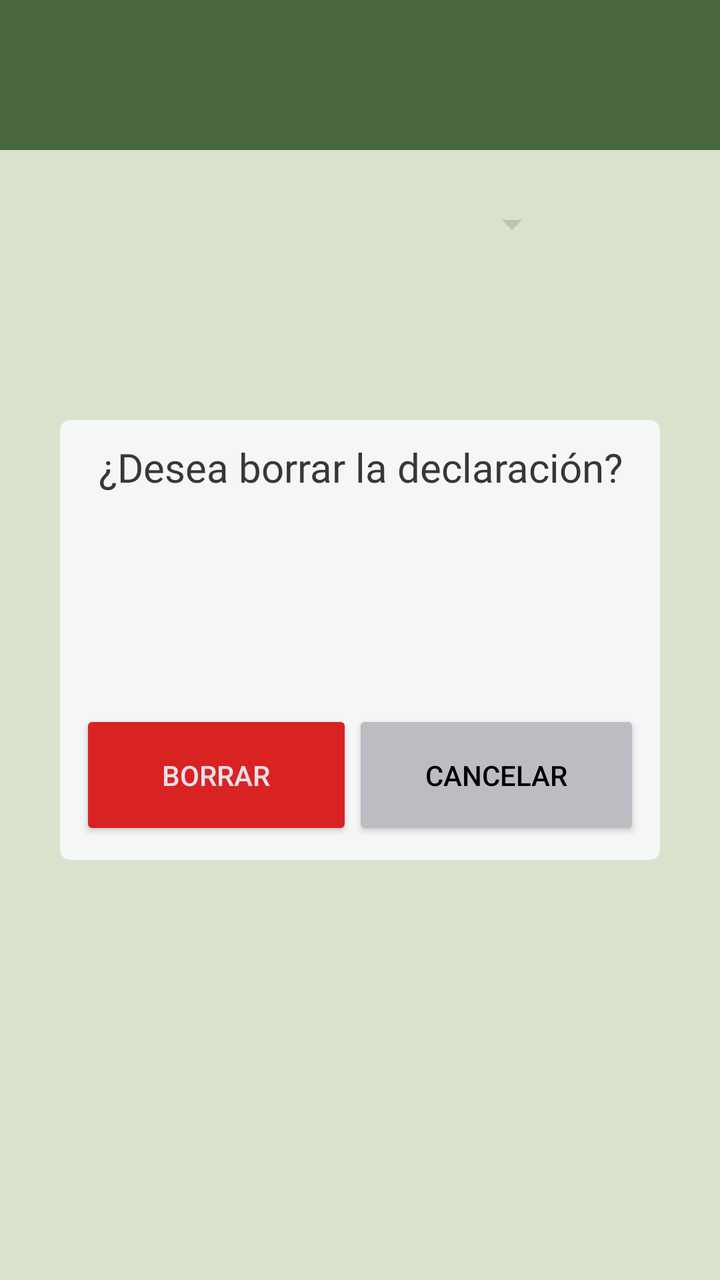
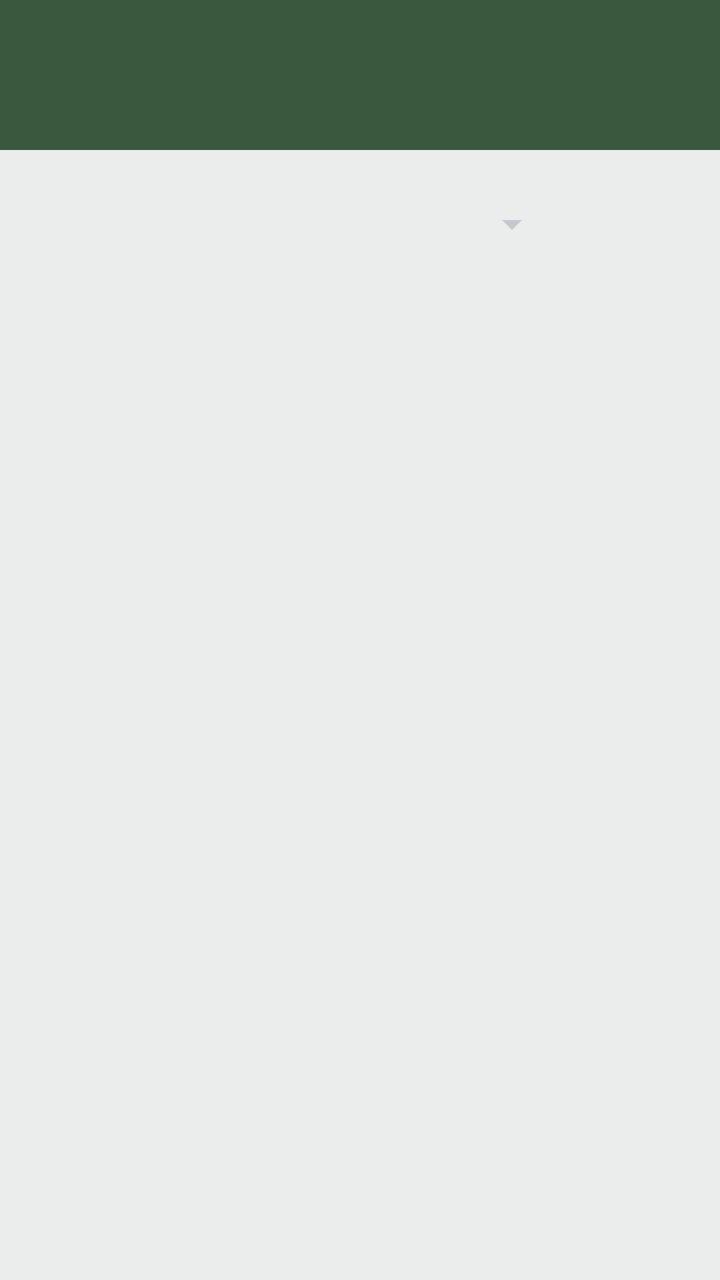

Compare the two renders of this Android layout. The source of the first and the diff that turns it into the second are given below.
<!-- AndroidManifest.xml: application theme Theme.DeclarApp -->
<!-- res/layout/activity_declarations.xml -->
<?xml version="1.0" encoding="utf-8"?>
<androidx.constraintlayout.widget.ConstraintLayout
    xmlns:android="http://schemas.android.com/apk/res/android"
    xmlns:app="http://schemas.android.com/apk/res-auto"
    xmlns:tools="http://schemas.android.com/tools"
    android:id="@+id/main"
    style="@style/menu_bg"
    tools:context=".DeclarationsActivity">
    <androidx.appcompat.widget.Toolbar
        android:id="@+id/toolbar_declarations"
        android:layout_width="match_parent"
        android:layout_height="75dp"
        style="@style/toolbar_bg"
        app:layout_constraintTop_toTopOf="parent"
        app:layout_constraintEnd_toEndOf="parent"
        app:layout_constraintStart_toStartOf="parent"/>
    <LinearLayout
        android:layout_width="match_parent"
        android:layout_height="match_parent"
        android:orientation="vertical">
        <Spinner
            android:id="@+id/declarations_activity_spinner_months"
            android:layout_width="200dp"
            android:layout_height="wrap_content"
            android:layout_gravity="center"
            android:textAlignment="center"
            android:layout_marginTop="100dp"/>
    </LinearLayout>
    <androidx.constraintlayout.widget.ConstraintLayout
        android:id="@+id/declarations_activity_popup"
        android:layout_width="match_parent"
        android:layout_height="match_parent"
        style="@style/popup_bg"
        android:paddingHorizontal="30dp"
        android:visibility="visible">
            <LinearLayout
                android:layout_width="match_parent"
                android:layout_height="220dp"
                android:orientation="vertical"
                android:background="@drawable/popup_bg"
                android:paddingVertical="10dp"
                android:paddingHorizontal="10dp"
                app:layout_constraintTop_toTopOf="parent"
                app:layout_constraintBottom_toBottomOf="parent"
                app:layout_constraintLeft_toLeftOf="parent"
                app:layout_constraintRight_toRightOf="parent">
                <TextView
                    android:layout_width="match_parent"
                    android:layout_height="wrap_content"
                    android:text="@string/declaration_activity_popup_delete_text"
                    style="@style/text_style"
                    android:textSize="20dp"
                    android:textAlignment="center"
                    android:layout_weight="1"/>
                <LinearLayout
                    android:id="@+id/declarations_activity_popup_buttons"
                    android:layout_width="match_parent"
                    android:layout_height="65dp"
                    android:orientation="horizontal">
                    <androidx.appcompat.widget.AppCompatButton
                        android:id="@+id/declarations_activity_popup_btn_delete"
                        android:layout_width="wrap_content"
                        android:layout_height="match_parent"
                        android:text="@string/declaration_activity_popup_btn_delete_text"
                        android:backgroundTint="@color/red"
                        android:layout_weight="1"/>
                    <androidx.appcompat.widget.AppCompatButton
                        android:id="@+id/declarations_activity_popup_btn_cancel"
                        android:layout_width="wrap_content"
                        android:layout_height="match_parent"
                        android:text="@string/declaration_activity_popup_btn_cancel_text"
                        android:textColor="@color/black"
                        android:backgroundTint="@color/low_light_gray"
                        android:layout_weight="1"/>
                </LinearLayout>
            </LinearLayout>
    </androidx.constraintlayout.widget.ConstraintLayout>
</androidx.constraintlayout.widget.ConstraintLayout>
<!-- resources referenced by this layout -->
<resources>
  <color name="black">#FF000000</color>
  <color name="low_light_gray">#ffbcbdc2</color>
  <color name="red">#ffd92323</color>
  <!-- drawable popup_bg (drawable) -->
  <?xml version="1.0" encoding="utf-8"?>
  <shape xmlns:android="http://schemas.android.com/apk/res/android">
      <corners android:radius="5dp"/>
      <solid android:color="@color/data_bg_color"/>
  </shape>
  <string name="declaration_activity_popup_btn_cancel_text">Cancelar</string>
  <string name="declaration_activity_popup_btn_delete_text">Borrar</string>
  <string name="declaration_activity_popup_delete_text">¿Desea borrar la declaración?</string>
  <style name="menu_bg">
          <item name="android:background">@color/dark_white</item>
          <item name="android:layout_width">match_parent</item>
          <item name="android:layout_height">match_parent</item>
      </style>
  <style name="popup_bg">
          <item name="android:background">@color/green_transparent</item>
      </style>
  <style name="text_style" parent="text_font">
          <item name="android:textColor">@color/light_dark</item>
      </style>
  <style name="toolbar_bg">
          <item name="android:background">@color/dark_green</item>
      </style>
  <style name="Theme.DeclarApp" parent="Base.Theme.DeclarApp" />
  <color name="data_bg_color">@color/light_white</color>
  <color name="dark_white">#ffeaedeb</color>
  <color name="green_transparent">#2D8FAB42</color>
  <style name="text_font">
          <item name="android:fontFamily">@font/opensans_regular</item>
      </style>
  <color name="light_dark">#ff383738</color>
  <color name="dark_green">#ff39593f</color>
  <style name="Base.Theme.DeclarApp" parent="Theme.Material3.Dark.NoActionBar">
          
          
      </style>
  <color name="light_white">#fff4f7f5</color>
</resources>

<!-- the commit's change to res/layout/activity_declarations.xml (unified diff, before → after) -->
@@ -3,7 +3,7 @@
     xmlns:android="http://schemas.android.com/apk/res/android"
     xmlns:app="http://schemas.android.com/apk/res-auto"
     xmlns:tools="http://schemas.android.com/tools"
-    android:id="@+id/main"
+    android:id="@+id/cl_declarations_activity_main"
     style="@style/menu_bg"
     tools:context=".DeclarationsActivity">
     <androidx.appcompat.widget.Toolbar
@@ -17,14 +17,21 @@
     <LinearLayout
         android:layout_width="match_parent"
         android:layout_height="match_parent"
-        android:orientation="vertical">
+        android:orientation="vertical"
+        app:layout_constraintLeft_toLeftOf="parent"
+        app:layout_constraintRight_toRightOf="parent">
         <Spinner
             android:id="@+id/declarations_activity_spinner_months"
             android:layout_width="200dp"
             android:layout_height="wrap_content"
+            android:layout_marginBottom="20dp"
             android:layout_gravity="center"
             android:textAlignment="center"
             android:layout_marginTop="100dp"/>
+        <androidx.recyclerview.widget.RecyclerView
+            android:id="@+id/rvDeclarations"
+            android:layout_width="match_parent"
+            android:layout_height="match_parent"/>
     </LinearLayout>
     <androidx.constraintlayout.widget.ConstraintLayout
         android:id="@+id/declarations_activity_popup"
@@ -32,7 +39,7 @@
         android:layout_height="match_parent"
         style="@style/popup_bg"
         android:paddingHorizontal="30dp"
-        android:visibility="visible">
+        android:visibility="invisible">
             <LinearLayout
                 android:layout_width="match_parent"
                 android:layout_height="220dp"
